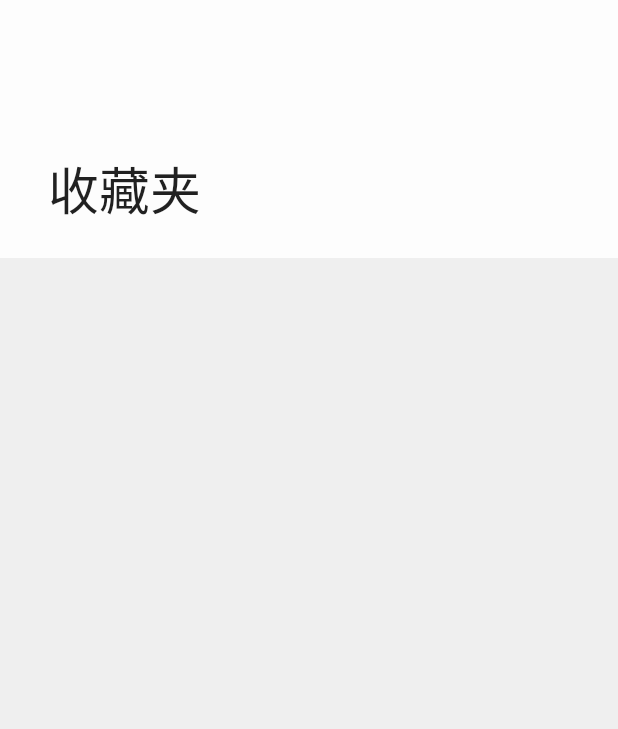
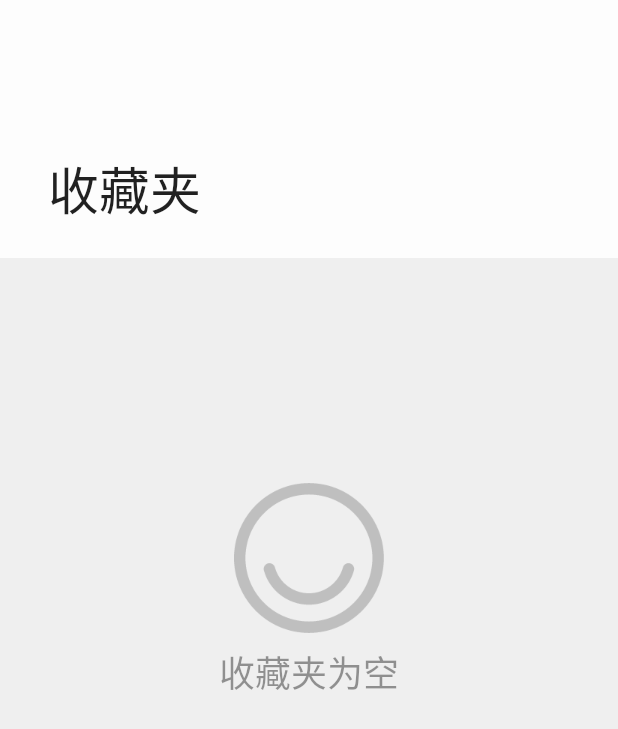
Before and after one commit to VernonLee/Theogony, an Android app: the FavoritesActivity screen opened directly, with no data from a screen before it, on a phone screen of 412 x 824 dp. Shown: the top 729 px of the screen. Run offline under Robolectric (Android 15) with nearby library versions, the phone set to English and light mode, and no system bars; our stand-ins replace ButterKnife, CircleImageView; libraries missing offline, so code that uses them is left out: io.realm; pictures from the network do not load; 5 statements that could not run were skipped.

```diff
--- a/app/src/main/java/com/nodlee/theogony/core/ChampionManager.java
+++ b/app/src/main/java/com/nodlee/theogony/core/ChampionManager.java
@@ -77,11 +77,10 @@ public class ChampionManager {
         try {
             RealmResults<Champion> results = realm.where(Champion.class)
                     .beginGroup()
-                    .contains("tagsc", query)
-                    .or()
                     .contains("name", query)
                     .or()
                     .contains("title", query)
+                    .endGroup()
                     .findAll();
             return realm.copyFromRealm(results);
         } finally {
--- a/app/src/main/java/com/nodlee/theogony/ui/activity/FavoritesActivity.java
+++ b/app/src/main/java/com/nodlee/theogony/ui/activity/FavoritesActivity.java
@@ -1,33 +1,26 @@
 package com.nodlee.theogony.ui.activity;
 
 import android.content.Intent;
-import android.database.ContentObserver;
 import android.os.Bundle;
-import android.os.Handler;
 import android.support.v4.app.LoaderManager;
 import android.support.v4.content.Loader;
-import android.view.Menu;
-import android.view.MenuItem;
 import android.view.View;
+import android.widget.ViewSwitcher;
 
 import com.bumptech.glide.Glide;
 import com.nodlee.theogony.R;
 import com.nodlee.theogony.bean.Champion;
-import com.nodlee.theogony.core.FavoritesManager;
 import com.nodlee.theogony.loader.FavoritesLoader;
 import com.nodlee.theogony.ui.adapter.ChampionAdapter;
 import com.nodlee.theogony.ui.adapter.ItemClickedListener;
-import com.nodlee.theogony.utils.Constants;
 import com.nodlee.theogony.ui.view.AutoFitRecyclerView;
 import com.nodlee.theogony.ui.view.MarginDecoration;
-import com.nodlee.theogony.utils.LogHelper;
 
 import java.util.List;
 
 import butterknife.BindView;
 import butterknife.ButterKnife;
 
-import static android.R.attr.data;
 import static com.nodlee.theogony.ui.activity.ChampionActivity.EXTRA_CHAMPION_ID;
 
 /**
@@ -38,6 +31,8 @@ public class FavoritesActivity extends BaseActivity implements ItemClickedListen
 
     @BindView(R.id.recy_view_favorite_champions)
     AutoFitRecyclerView mRecyclerView;
+    @BindView(R.id.view_empty_favorites)
+    View mEmptyView;
 
     private ChampionAdapter mAdapter;
 
@@ -83,6 +78,13 @@ public class FavoritesActivity extends BaseActivity implements ItemClickedListen
 
         @Override
         public void onLoadFinished(Loader<List<Champion>> loader, final List<Champion> data) {
+            if (data.size() == 0) {
+                mRecyclerView.setVisibility(View.INVISIBLE);
+                mEmptyView.setVisibility(View.VISIBLE);
+            } else {
+                mRecyclerView.setVisibility(View.VISIBLE);
+                mEmptyView.setVisibility(View.INVISIBLE);
+            }
             mAdapter.setData(data);
             mAdapter.notifyDataSetChanged();
         }
--- a/app/src/main/res/layout/activity_favorites.xml
+++ b/app/src/main/res/layout/activity_favorites.xml
@@ -29,11 +29,27 @@
 
     </android.support.design.widget.AppBarLayout>
 
-    <com.nodlee.theogony.ui.view.AutoFitRecyclerView
-        android:id="@+id/recy_view_favorite_champions"
-        style="@style/RecyclerView"
+    <RelativeLayout
+        android:id="@+id/view_switcher_favorites"
         android:layout_width="match_parent"
         android:layout_height="match_parent"
-        app:layout_behavior="@string/appbar_scrolling_view_behavior"/>
+        app:layout_behavior="@string/appbar_scrolling_view_behavior">
+
+        <com.nodlee.theogony.ui.view.AutoFitRecyclerView
+            android:id="@+id/recy_view_favorite_champions"
+            style="@style/RecyclerView"
+            android:layout_width="match_parent"
+            android:layout_height="match_parent"/>
+
+        <TextView
+            android:id="@+id/view_empty_favorites"
+            android:layout_width="wrap_content"
+            android:layout_height="wrap_content"
+            style="@style/EmptyViewContent"
+            android:text="@string/msg_empty_favorites"
+            android:layout_centerHorizontal="true"
+            android:visibility="gone"/>
+
+    </RelativeLayout>
 
 </android.support.design.widget.CoordinatorLayout>
--- a/app/src/main/res/values-night/colors.xml
+++ b/app/src/main/res/values-night/colors.xml
@@ -43,4 +43,6 @@
 
     <color name="setting_item_normal">#ff17181a</color>
     <color name="setting_item_pressed">#ff444444</color>
+
+    <color name="empty_view_content_text_color">#36ffffff</color>
 </resources>
--- a/app/src/main/res/values/colors.xml
+++ b/app/src/main/res/values/colors.xml
@@ -45,4 +45,6 @@
     <color name="setting_item_normal">#fffdfdfd</color>
     <color name="setting_item_pressed">#55fdfdfd</color>
 
+    <color name="empty_view_content_text_color">#66000000</color>
+
 </resources>
--- a/app/src/main/res/values/strings.xml
+++ b/app/src/main/res/values/strings.xml
@@ -45,6 +45,9 @@
 
     <string name="title_feedback">意见反馈</string>
 
+    <string name="msg_empty_favorites">收藏夹为空</string>
+    <string name="msg_not_found">未找到相关记录</string>
+
     <string name="about_app_message">
         &#160;&#160;英雄谱(Theogony)是一款和英雄联盟有关的应用，
         在这里既可以阅读英雄们的背景故事也可以欣赏精美的插画。\n\n
@@ -74,7 +77,6 @@
     <string name="navigation_item_settings">设置</string>
     <string name="navigation_item_exit_to_app">退出应用</string>
 
-
     <string name="shared_element_name_avatar">avatar</string>
     <string name="shared_element_name_skin_cover">skin_cover</string>
 
--- a/app/src/main/res/values/styles.xml
+++ b/app/src/main/res/values/styles.xml
@@ -173,4 +173,14 @@
         <item name="android:clipChildren">false</item>
     </style>
 
+    <style name="EmptyViewContent">
+        <item name="android:drawableTop">@drawable/ic_empty</item>
+        <item name="android:layout_gravity">center_horizontal</item>
+        <item name="android:layout_marginTop">150dp</item>
+        <item name="android:drawablePadding">8dp</item>
+        <item name="android:gravity">center</item>
+        <item name="android:textSize">24sp</item>
+        <item name="android:textColor">@color/empty_view_content_text_color</item>
+    </style>
+
 </resources>
```
Also changed, not shown: app/src/main/java/com/nodlee/theogony/ui/activity/SearchActivity.java (+56 -68 lines), app/src/main/java/com/nodlee/theogony/ui/fragment/ChampionListFragment.java (+1 -9 lines), app/src/main/res/layout/activity_search.xml (+23 -13 lines), app/src/main/res/drawable-night-xhdpi/ic_empty.png (added), app/src/main/res/drawable-xhdpi/ic_empty.png (added).
